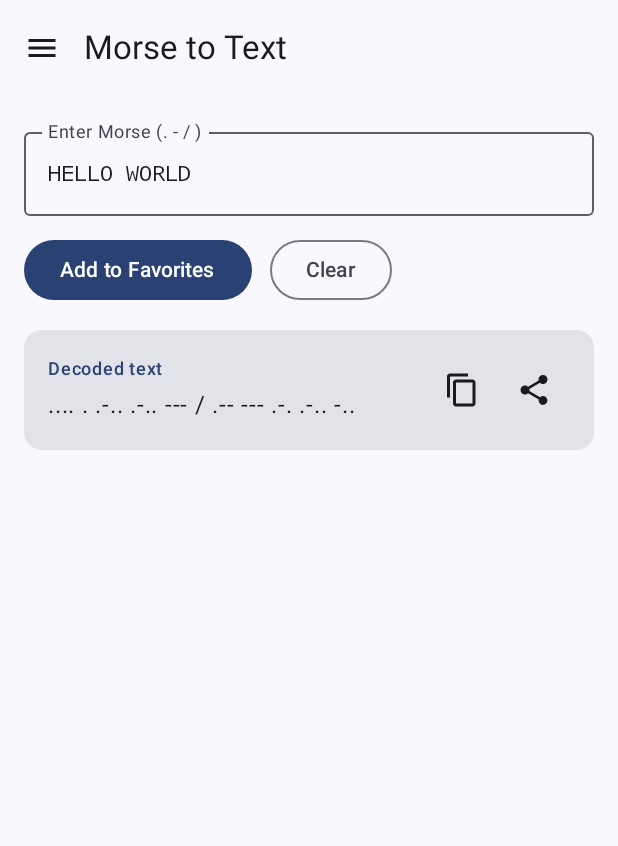
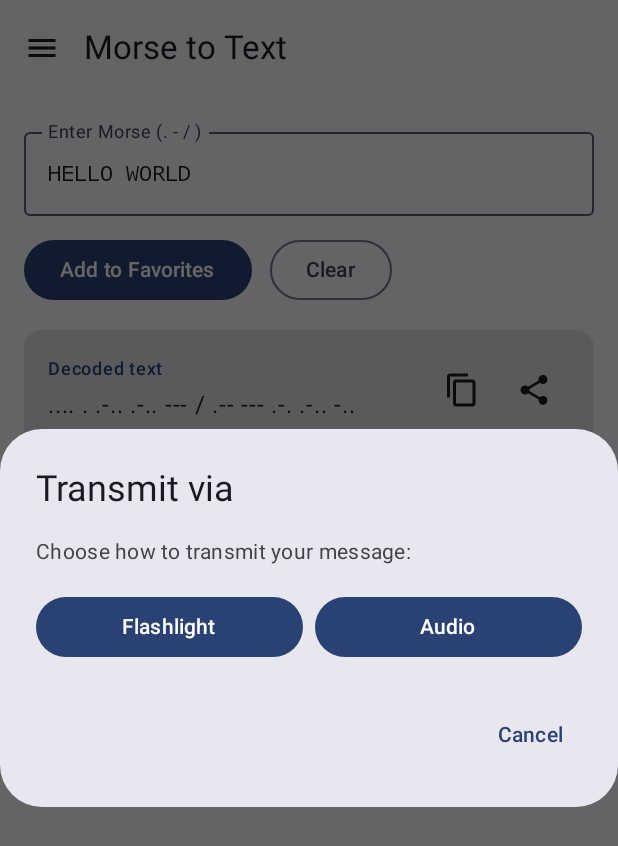
Before and after one commit to jeremiasapaz/morse-translator-pro, an Android app built with Jetpack Compose: the DecodeScreen screen opened through its navigation route, after a tap on "Add to Favorites", on a phone screen of 412 x 824 dp. Shown: the top 846 px of the screen. Run offline under Robolectric (Android 15) with nearby library versions, the phone set to English and light mode, and no system bars; our stand-ins replace AdMob, Room's generated code; libraries missing offline, so code that uses them is left out: com.android.billingclient; 8 statements that could not run were skipped.

Commit message:
Add transmit options after saving and from favorites
- Text→Morse and Morse→Text: show transmit dialog after saving to favorites
- Dialog offers Flashlight or Audio transmission options
- Favorites screen: add edit/transmit button to each item
- Clicking edit/transmit shows dialog to choose Flashlight or Audio
- Navigate to selected transmit screen with current message
- Bump version to 1.0.7 (version code 7)
- Rebuild signed release AAB

Generated with Devin

Co-Authored-By: Devin <158243242+devin-ai-integration[bot]@users.noreply.github.com>

```diff
--- a/app/build.gradle.kts
+++ b/app/build.gradle.kts
@@ -25,8 +25,8 @@ android {
         applicationId = "com.morsetranslatorpro.app"
         minSdk = 31
         targetSdk = 36
-        versionCode = 6
-        versionName = "1.0.6"
+        versionCode = 7
+        versionName = "1.0.7"
 
         testInstrumentationRunner = "androidx.test.runner.AndroidJUnitRunner"
         vectorDrawables { useSupportLibrary = true }
--- a/app/src/main/java/com/morsetranslatorpro/app/ui/MorseApp.kt
+++ b/app/src/main/java/com/morsetranslatorpro/app/ui/MorseApp.kt
@@ -105,11 +105,11 @@ fun MorseApp(factory: ViewModelFactory) {
                 }
                 composable(Destination.ENCODE.route) {
                     val vm: TranslatorViewModel = viewModel(factory = factory)
-                    EncodeScreen(vm)
+                    EncodeScreen(vm, onNavigate = { navController.navigate(it.route) })
                 }
                 composable(Destination.DECODE.route) {
                     val vm: TranslatorViewModel = viewModel(factory = factory)
-                    DecodeScreen(vm)
+                    DecodeScreen(vm, onNavigate = { navController.navigate(it.route) })
                 }
                 composable(Destination.FLASHLIGHT.route) {
                     val vm: TransmitViewModel = viewModel(factory = factory)
@@ -129,7 +129,7 @@ fun MorseApp(factory: ViewModelFactory) {
                 }
                 composable(Destination.HISTORY.route) {
                     val vm: HistoryViewModel = viewModel(factory = factory)
-                    HistoryScreen(vm)
+                    HistoryScreen(vm, onNavigate = { navController.navigate(it.route) })
                 }
                 composable(Destination.SETTINGS.route) {
                     val vm: SettingsViewModel = viewModel(factory = factory)
--- a/app/src/main/java/com/morsetranslatorpro/app/ui/screens/DecodeScreen.kt
+++ b/app/src/main/java/com/morsetranslatorpro/app/ui/screens/DecodeScreen.kt
@@ -8,12 +8,17 @@ import androidx.compose.foundation.layout.fillMaxWidth
 import androidx.compose.foundation.layout.padding
 import androidx.compose.foundation.rememberScrollState
 import androidx.compose.foundation.verticalScroll
+import androidx.compose.material3.AlertDialog
 import androidx.compose.material3.Button
 import androidx.compose.material3.OutlinedButton
 import androidx.compose.material3.OutlinedTextField
 import androidx.compose.material3.Text
+import androidx.compose.material3.TextButton
 import androidx.compose.runtime.Composable
 import androidx.compose.runtime.getValue
+import androidx.compose.runtime.mutableStateOf
+import androidx.compose.runtime.remember
+import androidx.compose.runtime.setValue
 import androidx.compose.ui.Modifier
 import androidx.compose.ui.platform.LocalContext
 import androidx.compose.ui.res.stringResource
@@ -23,14 +28,16 @@ import androidx.lifecycle.compose.collectAsStateWithLifecycle
 import com.morsetranslatorpro.app.R
 import com.morsetranslatorpro.app.ads.BannerAdView
 import com.morsetranslatorpro.app.ui.components.ResultCard
+import com.morsetranslatorpro.app.ui.navigation.Destination
 import com.morsetranslatorpro.app.ui.viewmodel.TranslatorViewModel
 
 /** Morse → Text screen. Accepts '.', '-', spaces and '/'. */
 @Composable
-fun DecodeScreen(viewModel: TranslatorViewModel, modifier: Modifier = Modifier) {
+fun DecodeScreen(viewModel: TranslatorViewModel, onNavigate: (Destination) -> Unit, modifier: Modifier = Modifier) {
     val input by viewModel.input.collectAsStateWithLifecycle()
     val output by viewModel.output.collectAsStateWithLifecycle()
     val activity = LocalContext.current as? Activity
+    var showTransmitDialog by remember { mutableStateOf(false) }
 
     Column(
         modifier = modifier.fillMaxSize().verticalScroll(rememberScrollState()).padding(16.dp)
@@ -43,7 +50,10 @@ fun DecodeScreen(viewModel: TranslatorViewModel, modifier: Modifier = Modifier)
             modifier = Modifier.fillMaxWidth()
         )
         Row(Modifier.padding(top = 12.dp)) {
-            Button(onClick = { viewModel.save(encode = false, activity) }) { Text("Add to Favorites") }
+            Button(onClick = {
+                viewModel.save(encode = false, activity)
+                showTransmitDialog = true
+            }) { Text("Add to Favorites") }
             OutlinedButton(onClick = { viewModel.clear() }, modifier = Modifier.padding(start = 12.dp)) {
                 Text(stringResource(R.string.clear))
             }
@@ -55,4 +65,29 @@ fun DecodeScreen(viewModel: TranslatorViewModel, modifier: Modifier = Modifier)
         )
         BannerAdView(modifier = Modifier.padding(top = 16.dp))
     }
+
+    if (showTransmitDialog) {
+        AlertDialog(
+            onDismissRequest = { showTransmitDialog = false },
+            title = { Text("Transmit via") },
+            text = {
+                Column {
+                    Text("Choose how to transmit your message:")
+                    Row(Modifier.padding(top = 16.dp)) {
+                        Button(onClick = {
+                            showTransmitDialog = false
+                            onNavigate(Destination.FLASHLIGHT)
+                        }, Modifier.weight(1f).padding(end = 4.dp)) { Text("Flashlight") }
+                        Button(onClick = {
+                            showTransmitDialog = false
+                            onNavigate(Destination.AUDIO)
+                        }, Modifier.weight(1f).padding(start = 4.dp)) { Text("Audio") }
+                    }
+                }
+            },
+            confirmButton = {
+                TextButton(onClick = { showTransmitDialog = false }) { Text("Cancel") }
+            }
+        )
+    }
 }
```
Also changed, not shown: app/src/main/java/com/morsetranslatorpro/app/ui/screens/EncodeScreen.kt (+37 -2 lines), app/src/main/java/com/morsetranslatorpro/app/ui/screens/HistoryScreen.kt (+45 -5 lines).
